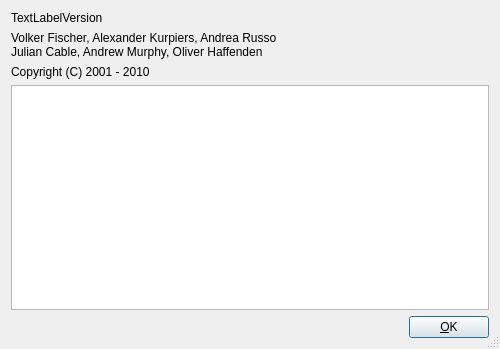
Old version of the form dream/src/GUI-QT/AboutDlgbase.ui in the repository mmjee/dream-patched.
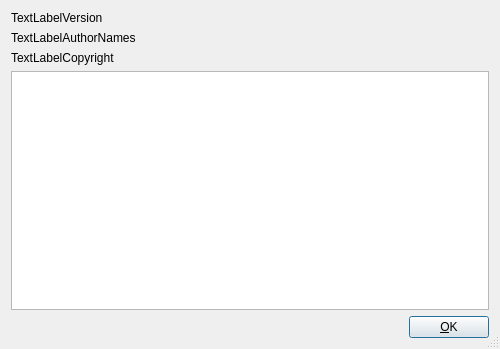
New version of the form. Icons and pictures are not drawn.

Commit message: moved authors and copyright to DialogUtil.cpp, it's easier to maintain like that

```diff
--- a/dream/src/GUI-QT/AboutDlgbase.ui
+++ b/dream/src/GUI-QT/AboutDlgbase.ui
@@ -68,8 +68,7 @@
        <item>
         <widget class="QLabel" name="TextLabelAuthorNames">
          <property name="text">
-          <string>Volker Fischer, Alexander Kurpiers, Andrea Russo
-Julian Cable, Andrew Murphy, Oliver Haffenden</string>
+          <string>TextLabelAuthorNames</string>
          </property>
          <property name="wordWrap">
           <bool>false</bool>
@@ -79,7 +78,7 @@
        <item>
         <widget class="QLabel" name="TextLabelCopyright">
          <property name="text">
-          <string>Copyright (C) 2001 - 2010</string>
+          <string>TextLabelCopyright</string>
          </property>
          <property name="wordWrap">
           <bool>false</bool>
```
The commit also changes 2 other files.
